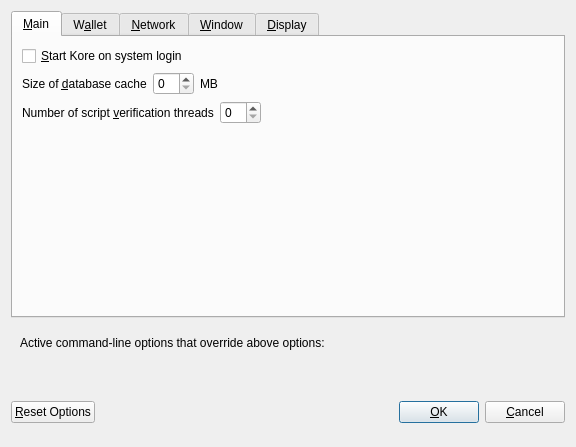
Before: the Qt Designer form src/qt/forms/optionsdialog.ui in Kore-Core/KORE, drawn with Qt 5.
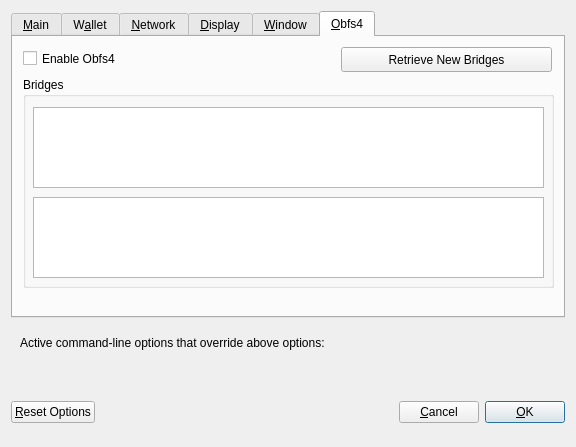
After: the same form once the commit is applied. The open tabs and pages were chosen to show the change. Custom widgets are drawn as their Qt base class.

Patch:
```diff
--- a/src/qt/forms/optionsdialog.ui
+++ b/src/qt/forms/optionsdialog.ui
@@ -20,7 +20,7 @@
    <item>
     <widget class="QTabWidget" name="tabWidget">
      <property name="currentIndex">
-      <number>1</number>
+      <number>0</number>
      </property>
      <widget class="QWidget" name="tabMain">
       <attribute name="title">
@@ -312,46 +312,6 @@
        </item>
       </layout>
      </widget>
-     <widget class="QWidget" name="tabWindow">
-      <attribute name="title">
-       <string>&amp;Window</string>
-      </attribute>
-      <layout class="QVBoxLayout" name="verticalLayout_Window">
-       <item>
-        <widget class="QCheckBox" name="minimizeToTray">
-         <property name="toolTip">
-          <string>Show only a tray icon after minimizing the window.</string>
-         </property>
-         <property name="text">
-          <string>&amp;Minimize to the tray instead of the taskbar</string>
-         </property>
-        </widget>
-       </item>
-       <item>
-        <widget class="QCheckBox" name="minimizeOnClose">
-         <property name="toolTip">
-          <string>Minimize instead of exit the application when the window is closed. When this option is enabled, the application will be closed only after selecting Quit in the menu.</string>
-         </property>
-         <property name="text">
-          <string>M&amp;inimize on close</string>
-         </property>
-        </widget>
-       </item>
-       <item>
-        <spacer name="verticalSpacer_Window">
-         <property name="orientation">
-          <enum>Qt::Vertical</enum>
-         </property>
-         <property name="sizeHint" stdset="0">
-          <size>
-           <width>20</width>
-           <height>40</height>
-          </size>
-         </property>
-        </spacer>
-       </item>
-      </layout>
-     </widget>
      <widget class="QWidget" name="tabDisplay">
       <attribute name="title">
        <string>&amp;Display</string>
@@ -521,6 +481,165 @@
        </item>
       </layout>
      </widget>
+     <widget class="QWidget" name="tabWindow">
+      <attribute name="title">
+       <string>&amp;Window</string>
+      </attribute>
+      <layout class="QVBoxLayout" name="verticalLayout_Window">
+       <item>
+        <widget class="QCheckBox" name="minimizeToTray">
+         <property name="toolTip">
+          <string>Show only a tray icon after minimizing the window.</string>
+         </property>
+         <property name="text">
+          <string>&amp;Minimize to the tray instead of the taskbar</string>
+         </property>
+        </widget>
+       </item>
+       <item>
+        <widget class="QCheckBox" name="minimizeOnClose">
+         <property name="toolTip">
+          <string>Minimize instead of exit the application when the window is closed. When this option is enabled, the application will be closed only after selecting Quit in the menu.</string>
+         </property>
+         <property name="text">
+          <string>M&amp;inimize on close</string>
+         </property>
+        </widget>
+       </item>
+       <item>
+        <spacer name="verticalSpacer_Window">
+         <property name="orientation">
+          <enum>Qt::Vertical</enum>
+         </property>
+         <property name="sizeHint" stdset="0">
+          <size>
+           <width>20</width>
+           <height>40</height>
+          </size>
+         </property>
+        </spacer>
+       </item>
+      </layout>
+     </widget>
+     <widget class="QWidget" name="tabObfs4">
+      <attribute name="title">
+       <string>&amp;Obfs4</string>
+      </attribute>
+      <widget class="QCheckBox" name="enableObfs4checkBox">
+       <property name="geometry">
+        <rect>
+         <x>10</x>
+         <y>10</y>
+         <width>151</width>
+         <height>23</height>
+        </rect>
+       </property>
+       <property name="text">
+        <string>Enable Obfs4</string>
+       </property>
+      </widget>
+      <widget class="QGroupBox" name="bridgesGroup">
+       <property name="enabled">
+        <bool>true</bool>
+       </property>
+       <property name="geometry">
+        <rect>
+         <x>10</x>
+         <y>40</y>
+         <width>531</width>
+         <height>211</height>
+        </rect>
+       </property>
+       <property name="title">
+        <string>Bridges</string>
+       </property>
+       <widget class="QPlainTextEdit" name="currentBridgesTextEdit">
+        <property name="geometry">
+         <rect>
+          <x>10</x>
+          <y>30</y>
+          <width>511</width>
+          <height>81</height>
+         </rect>
+        </property>
+        <property name="font">
+         <font>
+          <pointsize>10</pointsize>
+          <weight>50</weight>
+          <italic>false</italic>
+          <bold>false</bold>
+          <underline>false</underline>
+          <strikeout>false</strikeout>
+          <kerning>true</kerning>
+         </font>
+        </property>
+        <property name="lineWrapMode">
+         <enum>QPlainTextEdit::NoWrap</enum>
+        </property>
+        <property name="readOnly">
+         <bool>true</bool>
+        </property>
+        <property name="plainText">
+         <string/>
+        </property>
+        <property name="placeholderText">
+         <string>Current Bridges</string>
+        </property>
+       </widget>
+       <widget class="QPlainTextEdit" name="newBridgesTextEdit">
+        <property name="geometry">
+         <rect>
+          <x>10</x>
+          <y>120</y>
+          <width>511</width>
+          <height>81</height>
+         </rect>
+        </property>
+        <property name="font">
+         <font>
+          <pointsize>10</pointsize>
+          <weight>50</weight>
+          <italic>false</italic>
+          <bold>false</bold>
+          <underline>false</underline>
+          <strikeout>false</strikeout>
+          <kerning>true</kerning>
+         </font>
+        </property>
+        <property name="lineWrapMode">
+         <enum>QPlainTextEdit::NoWrap</enum>
+        </property>
+        <property name="readOnly">
+         <bool>true</bool>
+        </property>
+        <property name="plainText">
+         <string/>
+        </property>
+        <property name="placeholderText">
+         <string>Press the button &quot;Retrieve New Bridges&quot; to change or update your bridges.</string>
+        </property>
+       </widget>
+      </widget>
+      <widget class="QPushButton" name="retrieveNewBridgespushButton">
+       <property name="enabled">
+        <bool>true</bool>
+       </property>
+       <property name="geometry">
+        <rect>
+         <x>328</x>
+         <y>10</y>
+         <width>211</width>
+         <height>25</height>
+        </rect>
+       </property>
+       <property name="acceptDrops">
+        <bool>false</bool>
+       </property>
+       <property name="text">
+        <string>Retrieve New Bridges</string>
+       </property>
+      </widget>
+     </widget>
     </widget>
    </item>
    <item>
@@ -635,6 +754,16 @@
        </property>
       </spacer>
      </item>
+     <item>
+      <widget class="QPushButton" name="cancelButton">
+       <property name="text">
+        <string>&amp;Cancel</string>
+       </property>
+       <property name="autoDefault">
+        <bool>false</bool>
+       </property>
+      </widget>
+     </item>
      <item>
       <widget class="QPushButton" name="okButton">
        <property name="text">
@@ -648,16 +777,6 @@
        </property>
       </widget>
      </item>
-     <item>
-      <widget class="QPushButton" name="cancelButton">
-       <property name="text">
-        <string>&amp;Cancel</string>
-       </property>
-       <property name="autoDefault">
-        <bool>false</bool>
-       </property>
-      </widget>
-     </item>
     </layout>
    </item>
   </layout>
```
